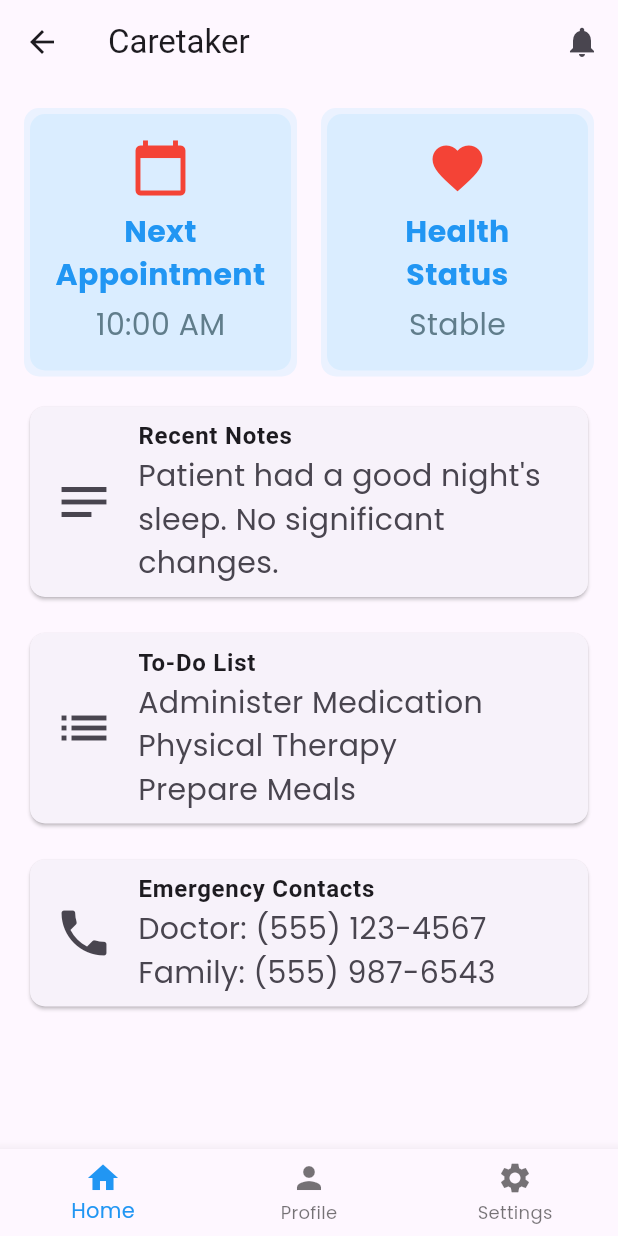
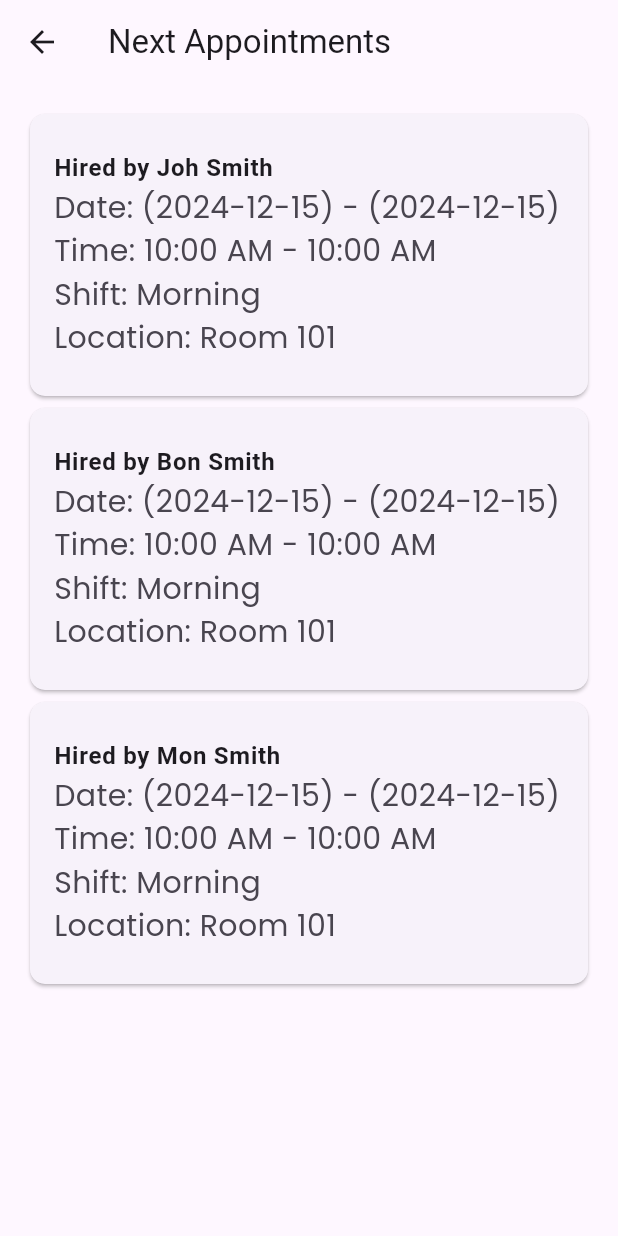
Before and after one commit to sarojbomjan/AgeWell, a Flutter app: the CaretakerDashboard screen opened directly, after a tap on "Next Appointment", on a phone screen of 412 x 824 dp. Run offline on Flutter 3.47's test engine with Material 3 defaults, Android fonts, the phone set to English and light mode, and no system bars; our stand-ins replace cloud_firestore, country_picker, firebase_auth, firebase_core, fl_chart, flutter_otp_text_field and 10 more; missing offline and left inert: heart_bpm; accounts and stored records are empty.

Commit message:
careataker next appointment page created

```diff
--- a/lib/caretaker_dashboard/pages/caretaker_dashboard.dart
+++ b/lib/caretaker_dashboard/pages/caretaker_dashboard.dart
@@ -1,4 +1,6 @@
+import 'package:elderly_care/caretaker_dashboard/pages/next_appointment.dart';
 import 'package:elderly_care/caretaker_dashboard/widgets/bottom_nav_bar.dart';
+import 'package:elderly_care/pages/health/health.dart';
 import 'package:flutter/material.dart';
 
 class CaretakerDashboard extends StatefulWidget {
@@ -35,7 +37,7 @@ class _CaretakerDashboardState extends State<CaretakerDashboard> {
                     Icons.calendar_today,
                     'Next Appointment',
                     '10:00 AM',
-                    '/nextAppointment',
+                    NextAppointment(), // Navigate to Appointment page
                   ),
                 ),
                 const SizedBox(width: 16.0),
@@ -45,7 +47,7 @@ class _CaretakerDashboardState extends State<CaretakerDashboard> {
                     Icons.favorite,
                     'Health Status',
                     'Stable',
-                    '/healthStatus',
+                    Health(), // Navigate to Health page
                   ),
                 ),
               ],
@@ -86,11 +88,14 @@ class _CaretakerDashboardState extends State<CaretakerDashboard> {
       IconData icon,
       String title,
       String subtitle,
-      String route,
+      Widget page,
       ) {
     return GestureDetector(
       onTap: () {
-        Navigator.pushNamed(context, route);
+        Navigator.push(
+          context,
+          MaterialPageRoute(builder: (context) => page),
+        );
       },
       child: Container(
         decoration: BoxDecoration(
@@ -148,7 +153,7 @@ class _CaretakerDashboardState extends State<CaretakerDashboard> {
           borderRadius: BorderRadius.circular(10.0),
         ),
         child: ListTile(
-          leading: Icon(icon, size: 40),
+          leading: Icon(icon, size: 40, color: Colors.blue), // Icon color
           title: Text(title, style: const TextStyle(fontWeight: FontWeight.bold)),
           subtitle: Text(content),
         ),
--- /dev/null
+++ b/lib/caretaker_dashboard/pages/next_appointment.dart
@@ -0,0 +1,81 @@
+import 'package:flutter/material.dart';
+
+class NextAppointment extends StatefulWidget {
+  const NextAppointment({super.key});
+
+  @override
+  State<NextAppointment> createState() => _NextAppointmentState();
+}
+
+class _NextAppointmentState extends State<NextAppointment> {
+  // Sample data for appointments
+  final List<Map<String, String>> appointments = [
+    {
+      'hire': 'Joh Smith',
+      'start date': '2024-12-15',
+      'start time': '10:00 AM',
+      'end date': '2024-12-15',
+      'end time': '10:00 AM',
+      'shift': 'Morning',
+      'location': 'Room 101',
+      'special notes': 'Health Issues',
+    },
+    {
+      'hire': 'Bon Smith',
+      'start date': '2024-12-15',
+      'start time': '10:00 AM',
+      'end date': '2024-12-15',
+      'end time': '10:00 AM',
+      'shift': 'Morning',
+      'location': 'Room 101',
+      'special notes': 'Health Issues',
+    },
+    {
+      'hire': 'Mon Smith',
+      'start date': '2024-12-15',
+      'start time': '10:00 AM',
+      'end date': '2024-12-15',
+      'end time': '10:00 AM',
+      'shift': 'Morning',
+      'location': 'Room 101',
+      'special notes': 'Health Issues',
+    },
+  ];
+
+  @override
+  Widget build(BuildContext context) {
+    return Scaffold(
+      appBar: AppBar(
+        title: const Text('Next Appointments'),
+      ),
+      body: ListView.builder(
+        padding: const EdgeInsets.all(16.0),
+        itemCount: appointments.length,
+        itemBuilder: (context, index) {
+          final appointment = appointments[index];
+          return Card(
+            shape: RoundedRectangleBorder(
+              borderRadius: BorderRadius.circular(10.0),
+            ),
+            child: ListTile(
+              contentPadding: const EdgeInsets.all(16.0),
+              title: Text(
+                'Hired by ${appointment['hire']}',
+                style: const TextStyle(fontWeight: FontWeight.bold),
+              ),
+              subtitle: Column(
+                crossAxisAlignment: CrossAxisAlignment.start,
+                children: [
+                  Text('Date: (${appointment['start date']}) - (${appointment['end date']})'),
+                  Text('Time: ${appointment['start time']} - ${appointment['end time']}'),
+                  Text('Shift: ${appointment['shift']}'),
+                  Text('Location: ${appointment['location']}'),
+                ],
+              ),
+            ),
+          );
+        },
+      ),
+    );
+  }
+}
--- a/lib/pages/home/home.dart
+++ b/lib/pages/home/home.dart
@@ -14,7 +14,6 @@ import '../../theme/theme_provider.dart';
 import 'home_widgets/bottom_navigation_widgets.dart';
 import 'home_widgets/greeting_widget.dart';
 import 'home_widgets/health_metrics.dart';
-import 'home_widgets/social_enagagement_widget.dart';
 import 'home_widgets/today_activities.dart';
 import 'home_widgets/upcoming_activities.dart';
 
```
